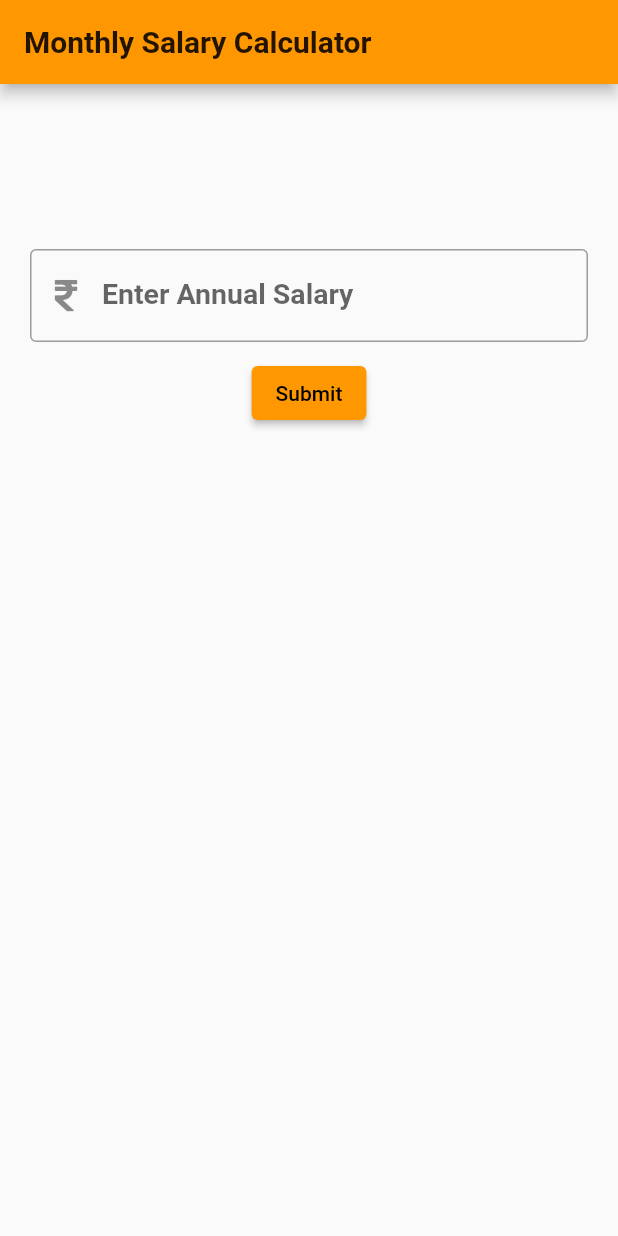
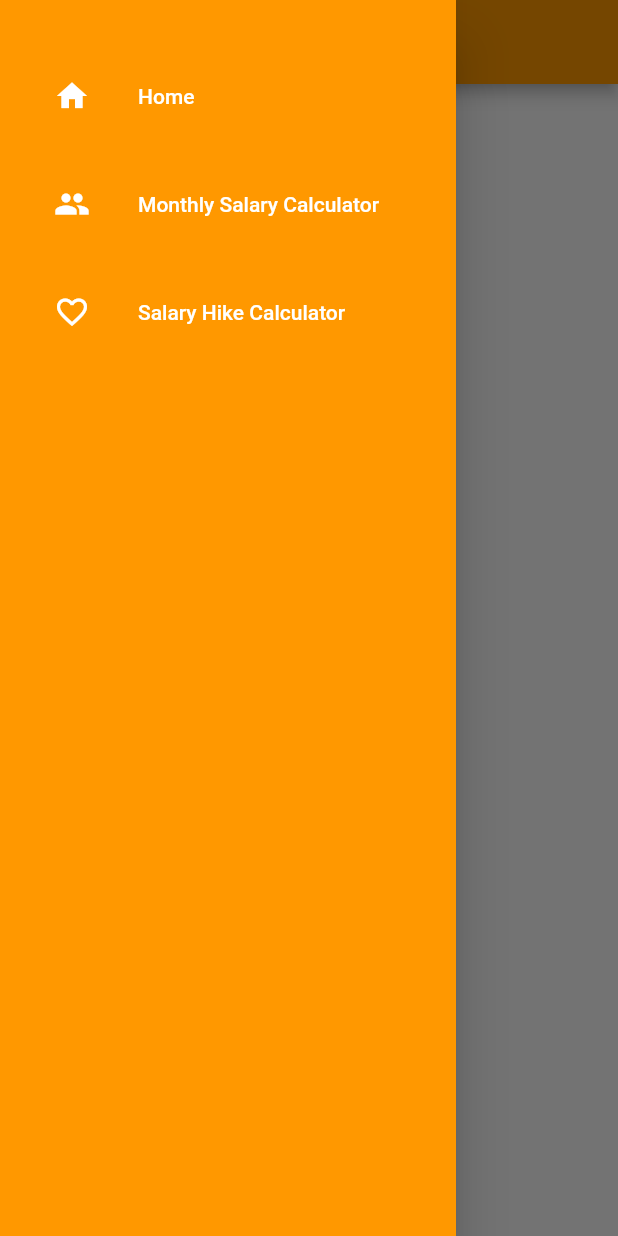
Before and after one commit to iamnaveenoff/Employee-Assistance, a Flutter app: the screen it shows after launch, with the side drawer open (before the commit the screen has no drawer), on a phone screen of 412 x 824 dp. Run offline on Flutter 3.47's test engine with Material 2 defaults, Android fonts, the phone set to English and light mode, and no system bars; our stand-ins replace font_awesome_flutter.

Commit message:
added new pages

```diff
--- a/lib/main.dart
+++ b/lib/main.dart
@@ -1,8 +1,18 @@
 import 'package:flutter/cupertino.dart';
 import 'package:flutter/material.dart';
+import 'package:flutter/services.dart';
 import 'package:font_awesome_flutter/font_awesome_flutter.dart';
+import 'package:office_assistance/navigation/navigation_drawer_widget.dart';
 
-void main() => runApp(Main());
+Future main() async {
+  WidgetsFlutterBinding.ensureInitialized();
+  await SystemChrome.setPreferredOrientations([
+    DeviceOrientation.portraitUp,
+    DeviceOrientation.portraitDown,
+  ]);
+
+  runApp(const Main());
+}
 
 class Main extends StatelessWidget {
   const Main({Key? key}) : super(key: key);
@@ -53,64 +63,17 @@ class _HomeState extends State<Home> {
   Widget build(BuildContext context) {
     return SafeArea(
       child: Scaffold(
+        drawer: NavigationDrawerWidget(),
         appBar: AppBar(
           title: const Text(
-            'Monthly Salary Calculator',
+            'Office Assistance',
             style: TextStyle(fontWeight: FontWeight.bold),
           ),
         ),
-        body: Padding(
-          padding: const EdgeInsets.all(20),
-          child: SingleChildScrollView(
-            padding: const EdgeInsets.only(top: 90.0),
-            child: Column(
-              crossAxisAlignment: CrossAxisAlignment.center,
-              mainAxisAlignment: MainAxisAlignment.spaceEvenly,
-              children: [
-                TextField(
-                  controller: annualSalaryController,
-                  autofocus: false,
-                  keyboardType: TextInputType.number,
-                  decoration: const InputDecoration(
-                    labelText: 'Enter Annual Salary',
-                    prefixIcon: Icon(FontAwesomeIcons.rupeeSign),
-                    border: OutlineInputBorder(),
-                  ),
-                  style: const TextStyle(
-                    fontSize: 19,
-                    fontWeight: FontWeight.bold,
-                    color: Colors.orange,
-                  ),
-                ),
-                const SizedBox(height: 10),
-                ElevatedButton(
-                  onPressed: () {
-                    monthlySalaryCalculate(annualSalaryController.text);
-                    setState(() {
-                      if(annualSalaryController.text.isEmpty){
-                        isVisible = false;
-                      }else{
-                        isVisible = true;
-                      }
-                    });
-                  },
-                  child: const Text('Submit'),
-                ),
-                const SizedBox(height: 50),
-                Visibility(
-                  visible: isVisible,
-                  child: Container(
-                    decoration: const BoxDecoration(color: Colors.greenAccent),
-                    padding: const EdgeInsets.all(40),
-                    child: Text(
-                      'Your Monthly Salary is : ₹' + monthlySalary.toString(),
-                      style: const TextStyle(
-                          fontSize: 20, fontWeight: FontWeight.bold),
-                    ),
-                  ),
-                )
-              ],
-            ),
+        body: const Center(
+          child: Text(
+            'Welcome',
+            style: TextStyle(fontSize: 29, fontWeight: FontWeight.bold),
           ),
         ),
       ),
--- /dev/null
+++ b/lib/navigation/navigation_drawer_widget.dart
@@ -0,0 +1,89 @@
+import 'package:flutter/material.dart';
+import 'package:office_assistance/main.dart';
+import 'package:office_assistance/pages/monthly_salary_calculator.dart';
+import 'package:office_assistance/pages/salary_hike_calculator.dart';
+
+class NavigationDrawerWidget extends StatelessWidget {
+  final padding = const EdgeInsets.symmetric(horizontal: 20);
+
+  const NavigationDrawerWidget({Key? key}) : super(key: key);
+
+  @override
+  Widget build(BuildContext context) {
+    const name = 'Naveen Kumar';
+    const email = 'naveencreater106@gmail.com';
+    return Drawer(
+      child: Material(
+        color: Colors.orange,
+        child: ListView(
+          children: [
+            Container(
+              padding: padding,
+              child: Column(
+                children: [
+                  const SizedBox(height: 12),
+                  const SizedBox(height: 24),
+                  buildMenuItem(
+                    text: 'Home',
+                    icon: Icons.home,
+                    onClicked: () => selectedItem(context, 0),
+                  ),
+                  const SizedBox(height: 16),
+                  buildMenuItem(
+                    text: 'Monthly Salary Calculator',
+                    icon: Icons.people,
+                    onClicked: () => selectedItem(context, 0),
+                  ),
+                  const SizedBox(height: 16),
+                  buildMenuItem(
+                    text: 'Salary Hike Calculator',
+                    icon: Icons.favorite_border,
+                    onClicked: () => selectedItem(context, 1),
+                  ),
+                ],
+              ),
+            ),
+          ],
+        ),
+      ),
+    );
+  }
+}
+
+Widget buildMenuItem({
+  required String text,
+  required IconData icon,
+  VoidCallback? onClicked,
+}) {
+  final color = Colors.white;
+  final hoverColor = Colors.white70;
+
+  return ListTile(
+    leading: Icon(icon, color: color),
+    title: Text(text, style: TextStyle(color: color)),
+    hoverColor: hoverColor,
+    onTap: onClicked,
+  );
+}
+
+void selectedItem(BuildContext context, int index) {
+  Navigator.of(context).pop();
+
+  switch (index) {
+    case 0:
+      Navigator.of(context).push(MaterialPageRoute(
+        builder: (context) => const Home(),
+      ));
+      break;
+    case 1:
+      Navigator.of(context).push(MaterialPageRoute(
+        builder: (context) => const MonthlySalaryCalculator(),
+      ));
+      break;
+    case 2:
+      Navigator.of(context).push(MaterialPageRoute(
+        builder: (context) => const SalaryHikeCalculator(),
+      ));
+      break;
+  }
+}
```
Also changed, not shown: lib/pages/monthly_salary_calculator.dart (added, +108 -0 lines), lib/pages/salary_hike_calculator.dart (added, +32 -0 lines).
